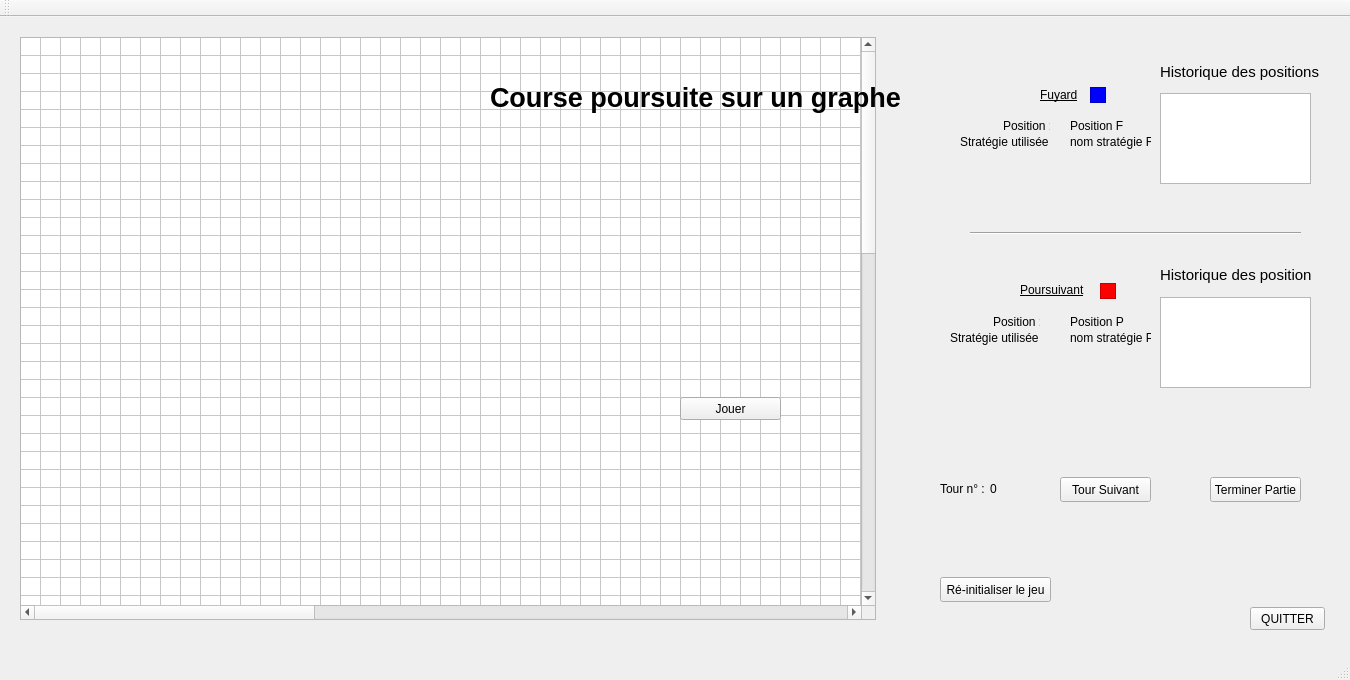
L3TZ/CoursePoursuite, file mainwindow.ui: the form before one commit.
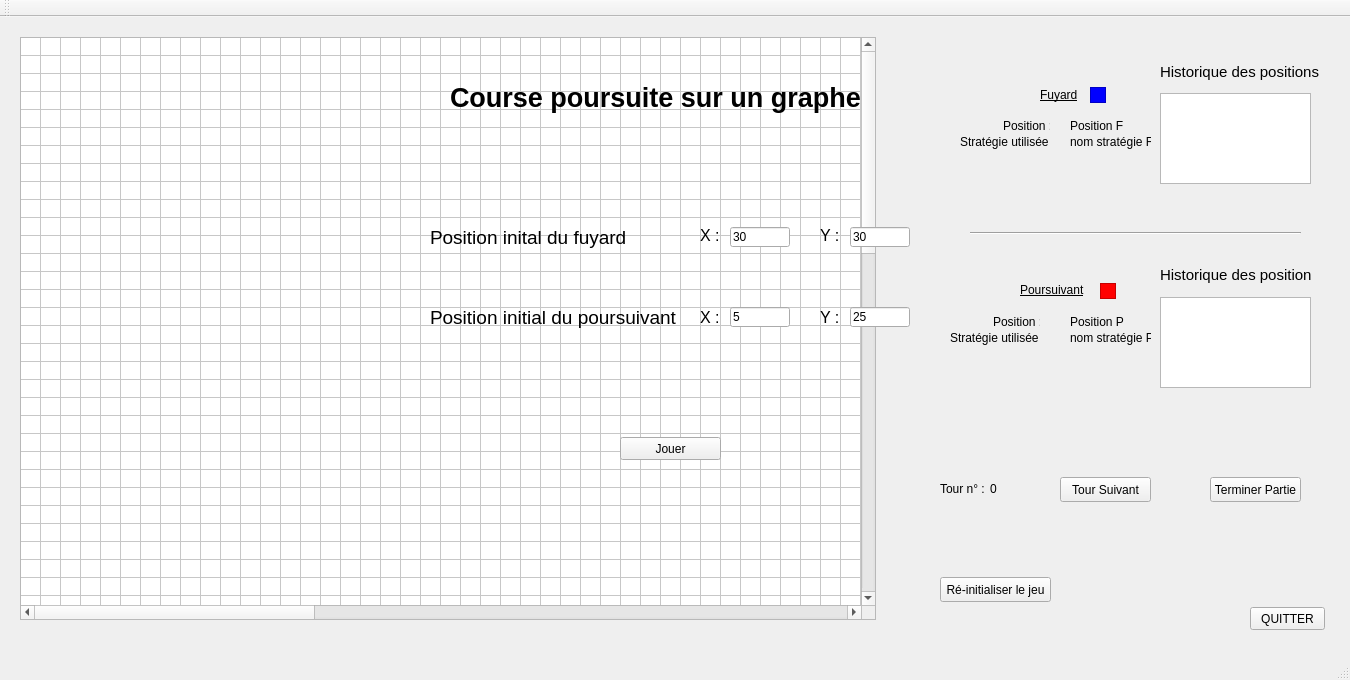
The form after the commit.

Commit message: Ajout de la saisie des positions par l'utilisateur

```diff
--- a/mainwindow.ui
+++ b/mainwindow.ui
@@ -614,7 +614,7 @@
    <widget class="QLabel" name="coursePoursuite">
     <property name="geometry">
      <rect>
-      <x>490</x>
+      <x>450</x>
       <y>20</y>
       <width>461</width>
       <height>121</height>
@@ -634,8 +634,8 @@
    <widget class="QPushButton" name="jouer">
     <property name="geometry">
      <rect>
-      <x>680</x>
-      <y>380</y>
+      <x>620</x>
+      <y>420</y>
       <width>101</width>
       <height>23</height>
      </rect>
@@ -644,6 +644,166 @@
      <string>Jouer</string>
     </property>
    </widget>
+   <widget class="QLabel" name="labelInitP">
+    <property name="geometry">
+     <rect>
+      <x>430</x>
+      <y>290</y>
+      <width>251</width>
+      <height>21</height>
+     </rect>
+    </property>
+    <property name="font">
+     <font>
+      <pointsize>14</pointsize>
+     </font>
+    </property>
+    <property name="text">
+     <string>Position initial du poursuivant</string>
+    </property>
+   </widget>
+   <widget class="QLabel" name="labelInitF">
+    <property name="geometry">
+     <rect>
+      <x>430</x>
+      <y>210</y>
+      <width>261</width>
+      <height>21</height>
+     </rect>
+    </property>
+    <property name="font">
+     <font>
+      <pointsize>14</pointsize>
+     </font>
+    </property>
+    <property name="text">
+     <string>Position inital du fuyard </string>
+    </property>
+   </widget>
+   <widget class="QLineEdit" name="posInitXP">
+    <property name="geometry">
+     <rect>
+      <x>730</x>
+      <y>290</y>
+      <width>60</width>
+      <height>20</height>
+     </rect>
+    </property>
+    <property name="text">
+     <string>5</string>
+    </property>
+   </widget>
+   <widget class="QLineEdit" name="posInitYP">
+    <property name="geometry">
+     <rect>
+      <x>850</x>
+      <y>290</y>
+      <width>60</width>
+      <height>20</height>
+     </rect>
+    </property>
+    <property name="text">
+     <string>25</string>
+    </property>
+   </widget>
+   <widget class="QLineEdit" name="posInitXF">
+    <property name="geometry">
+     <rect>
+      <x>730</x>
+      <y>210</y>
+      <width>60</width>
+      <height>20</height>
+     </rect>
+    </property>
+    <property name="text">
+     <string>30</string>
+    </property>
+   </widget>
+   <widget class="QLineEdit" name="posInitYF">
+    <property name="geometry">
+     <rect>
+      <x>850</x>
+      <y>210</y>
+      <width>60</width>
+      <height>20</height>
+     </rect>
+    </property>
+    <property name="text">
+     <string>30</string>
+    </property>
+   </widget>
+   <widget class="QLabel" name="labelX">
+    <property name="geometry">
+     <rect>
+      <x>700</x>
+      <y>210</y>
+      <width>31</width>
+      <height>16</height>
+     </rect>
+    </property>
+    <property name="font">
+     <font>
+      <pointsize>12</pointsize>
+     </font>
+    </property>
+    <property name="text">
+     <string>X :</string>
+    </property>
+   </widget>
+   <widget class="QLabel" name="labelX_2">
+    <property name="geometry">
+     <rect>
+      <x>700</x>
+      <y>290</y>
+      <width>21</width>
+      <height>21</height>
+     </rect>
+    </property>
+    <property name="font">
+     <font>
+      <pointsize>12</pointsize>
+     </font>
+    </property>
+    <property name="text">
+     <string>X :</string>
+    </property>
+   </widget>
+   <widget class="QLabel" name="labelY">
+    <property name="geometry">
+     <rect>
+      <x>820</x>
+      <y>210</y>
+      <width>21</width>
+      <height>16</height>
+     </rect>
+    </property>
+    <property name="font">
+     <font>
+      <pointsize>12</pointsize>
+     </font>
+    </property>
+    <property name="text">
+     <string>Y :</string>
+    </property>
+   </widget>
+   <widget class="QLabel" name="labelY_2">
+    <property name="geometry">
+     <rect>
+      <x>820</x>
+      <y>290</y>
+      <width>21</width>
+      <height>21</height>
+     </rect>
+    </property>
+    <property name="font">
+     <font>
+      <pointsize>12</pointsize>
+     </font>
+    </property>
+    <property name="text">
+     <string>Y :</string>
+    </property>
+   </widget>
   </widget>
   <widget class="QMenuBar" name="menuBar">
    <property name="geometry">
```
The commit also changes 2 other files.
